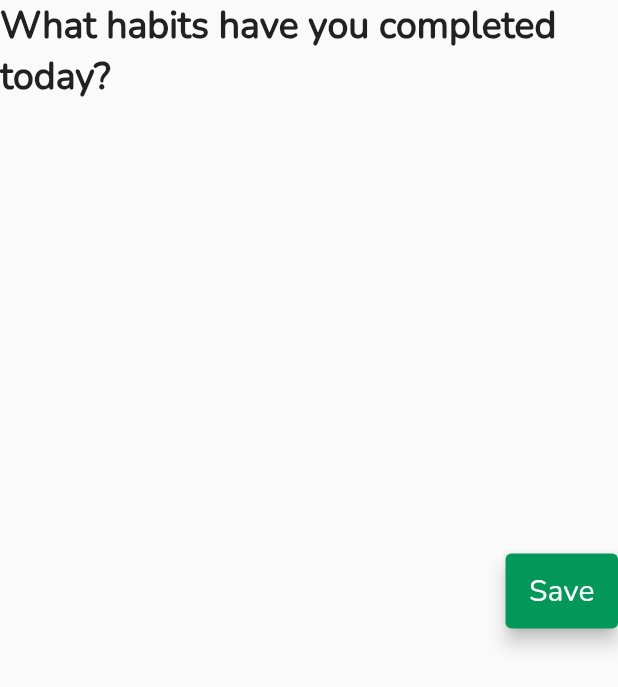
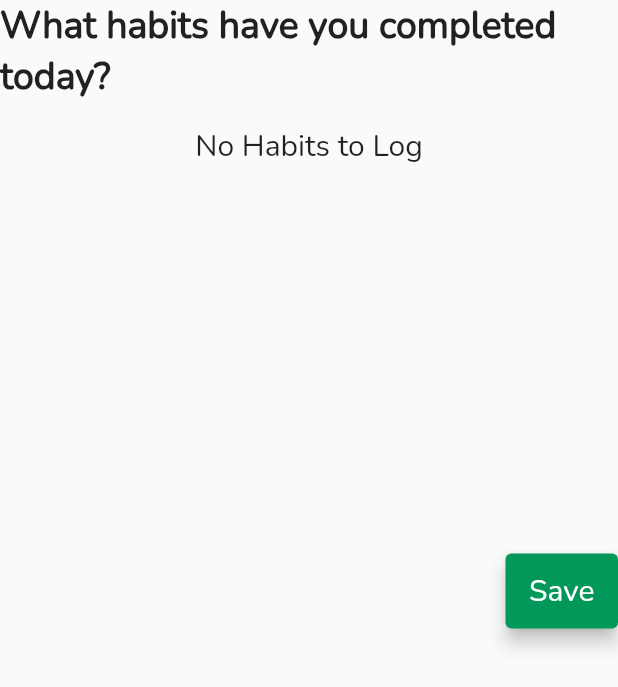
Before and after one commit to csc301-fall-2021/team-project-9-greenpeeps, a Flutter app: the LogHabits widget shown alone on an empty page, opened directly with empty values, on a phone screen of 412 x 824 dp. Shown: the top 687 px of the screen. Run offline on Flutter 3.47's test engine with Material 2 defaults, Android fonts, the phone set to English and light mode, and no system bars; our stand-ins replace cloud_firestore, firebase_auth, firebase_core, get, pie_chart; accounts and stored records are empty.

Commit message:
progress bar colour and empty daily habits

```diff
--- a/green_peeps_app/lib/homescreen/log_habits.dart
+++ b/green_peeps_app/lib/homescreen/log_habits.dart
@@ -108,10 +108,9 @@ class _LogHabitsState extends State<LogHabits> {
     }
     return CheckboxListTile(
       title: Text(habitName,
-        style: TextStyle(
-        fontSize: 20,
-        )
-      ),
+          style: TextStyle(
+            fontSize: 20,
+          )),
       activeColor: const Color.fromRGBO(0, 154, 6, 1),
       controlAffinity: ListTileControlAffinity.leading,
       value: _habitMap[habitID],
@@ -146,9 +145,17 @@ class _LogHabitsState extends State<LogHabits> {
               controller: _controller,
               child: Column(
                 children: [
-                  for (var i = 0; i < dailyHabitList.length; i++)
-                    _makeHabitCheckbox(setState, dailyHabitList[i].title,
-                        dailyHabitList[i].id),
+                  if (dailyHabitList.isNotEmpty)
+                    for (var i = 0; i < dailyHabitList.length; i++)
+                      _makeHabitCheckbox(setState, dailyHabitList[i].title,
+                          dailyHabitList[i].id)
+                  else
+                    const Text(
+                      "No Habits to Log",
+                      style: TextStyle(
+                        fontSize: 20,
+                      ),
+                    ),
                 ],
               ),
             ),
--- a/green_peeps_app/lib/homescreen/progress_box.dart
+++ b/green_peeps_app/lib/homescreen/progress_box.dart
@@ -15,12 +15,8 @@ class _ProgressBoxState extends State<ProgressBox> {
   final double _boxElevation = 5.0; // The height of shadow beneath box
   final Color _boxColor = const Color.fromRGBO(248, 244, 219, 1);
 
-  Widget _buildSecondBox(
-      BuildContext context,
-      double boxPadding,
-      double boxElevation,
-      Color boxColor,
-      int totalPoints) {
+  Widget _buildSecondBox(BuildContext context, double boxPadding,
+      double boxElevation, Color boxColor, int totalPoints) {
     return SliverList(
       delegate: SliverChildBuilderDelegate(
         (BuildContext context, int index) {
@@ -50,7 +46,7 @@ class _ProgressBoxState extends State<ProgressBox> {
                     child: LinearProgressIndicator(
                       backgroundColor: const Color.fromRGBO(180, 180, 180, 1),
                       valueColor:
-                          const AlwaysStoppedAnimation<Color>(Colors.green),
+                          const AlwaysStoppedAnimation<Color>(Colors.purple),
                       value: (totalPoints % 50) / 50,
                       minHeight: 10,
                     ),
@@ -85,8 +81,8 @@ class _ProgressBoxState extends State<ProgressBox> {
               totalPoints = userData["totalPoints"];
             }
 
-            return _buildSecondBox(context, _boxPadding, _boxElevation,
-                _boxColor, totalPoints);
+            return _buildSecondBox(
+                context, _boxPadding, _boxElevation, _boxColor, totalPoints);
           } else {
             return _buildSecondBox(
                 context, _boxPadding, _boxElevation, _boxColor, 0);
```
